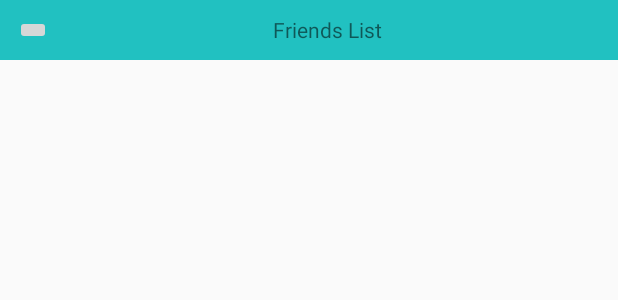
After one commit to benjaminhdavis8/TeamBalancer, an Android app: the layout fragment_frends.xml on its own in the app's theme, with its tools: preview values and no code run, on a phone screen of 412 x 824 dp. The commit adds this screen. Shown: the top 300 px of the screen. Run offline under Robolectric (Android 15) with nearby library versions, the light colour scheme and no system bars.

Commit message:
adds xml for freinds list, color palat, and fragment swaping

```diff
--- /dev/null
+++ b/app/src/main/java/com/example/benjamin/teambalancer/gui/EntryFragment.java
@@ -0,0 +1,6 @@
+package com.example.benjamin.teambalancer.gui;
+
+import android.support.v4.app.Fragment;
+
+public class EntryFragment extends Fragment {
+}
--- /dev/null
+++ b/app/src/main/java/com/example/benjamin/teambalancer/gui/FrendsFragment.java
@@ -0,0 +1,6 @@
+package com.example.benjamin.teambalancer.gui;
+
+import android.support.v4.app.Fragment;
+
+public class FrendsFragment extends Fragment {
+}
--- /dev/null
+++ b/app/src/main/java/com/example/benjamin/teambalancer/gui/VersesFragment.java
@@ -0,0 +1,6 @@
+package com.example.benjamin.teambalancer.gui;
+
+import android.support.v4.app.Fragment;
+
+public class VersesFragment extends Fragment {
+}
--- /dev/null
+++ b/app/src/main/res/layout/fragment_entry.xml
@@ -0,0 +1,6 @@
+<?xml version="1.0" encoding="utf-8"?>
+<android.support.constraint.ConstraintLayout
+    xmlns:android="http://schemas.android.com/apk/res/android" android:layout_width="match_parent"
+    android:layout_height="match_parent">
+
+</android.support.constraint.ConstraintLayout>
--- /dev/null
+++ b/app/src/main/res/layout/fragment_frends.xml
@@ -0,0 +1,39 @@
+<?xml version="1.0" encoding="utf-8"?>
+<android.support.constraint.ConstraintLayout xmlns:android="http://schemas.android.com/apk/res/android"
+    xmlns:app="http://schemas.android.com/apk/res-auto"
+    xmlns:tools="http://schemas.android.com/tools"
+    android:layout_width="match_parent"
+    android:layout_height="match_parent">
+
+    <LinearLayout
+        android:id="@+id/linearLayout"
+        android:layout_width="match_parent"
+        android:layout_height="wrap_content"
+        android:background="@color/colorPrimaryTint"
+        android:padding="10dp">
+
+        <ImageButton
+            android:layout_width="wrap_content"
+            android:layout_height="wrap_content"
+            android:layout_gravity="start" />
+
+        <TextView
+            android:layout_width="match_parent"
+            android:layout_height="wrap_content"
+            android:layout_gravity="center"
+            android:gravity="center"
+            android:text="@string/friends_list_header" />
+    </LinearLayout>
+
+    <android.support.v7.widget.RecyclerView
+        android:layout_width="383dp"
+        android:layout_height="475dp"
+
+        app:layout_constraintBottom_toBottomOf="parent"
+        app:layout_constraintEnd_toEndOf="parent"
+        app:layout_constraintHorizontal_bias="0.0"
+        app:layout_constraintStart_toStartOf="parent"
+        app:layout_constraintTop_toBottomOf="@+id/linearLayout" />
+
+
+</android.support.constraint.ConstraintLayout>
--- a/app/src/main/res/values/colors.xml
+++ b/app/src/main/res/values/colors.xml
@@ -1,6 +1,7 @@
 <?xml version="1.0" encoding="utf-8"?>
 <resources>
-    <color name="colorPrimary">#3F51B5</color>
-    <color name="colorPrimaryDark">#303F9F</color>
-    <color name="colorAccent">#FF4081</color>
+    <color name="colorPrimary">#116969</color>
+    <color name="colorPrimaryTint">#21C1C1</color>
+    <color name="colorPrimaryTint2">#1CE1E1</color>
+    <color name="colorAccent">#E0DE3C</color>
 </resources>
--- a/app/src/main/res/values/strings.xml
+++ b/app/src/main/res/values/strings.xml
@@ -1,3 +1,4 @@
 <resources>
     <string name="app_name">TeamBalancer</string>
+    <string name="friends_list_header">Friends List</string>
 </resources>
```
Also changed, not shown: app/src/main/java/com/example/benjamin/teambalancer/MainActivity.java (+27 -0 lines), app/src/main/res/layout/activity_main.xml (+10 -8 lines).
